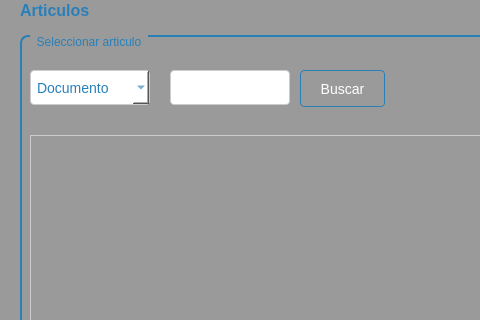
First picture: the form in Sistema de ventas/ui/FrmBuscarArticuloVentas.ui, repository CodeDrTech/DevelopPython, before the edit; both pictures show x 0 to 480 and y 0 to 320 of the 697 by 556 pixel window.
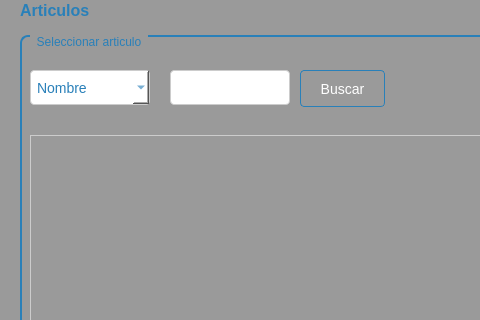
Second picture: the form after the edit.

Diff of the .ui file:
```diff
--- a/Sistema de ventas/ui/FrmBuscarArticuloVentas.ui
+++ b/Sistema de ventas/ui/FrmBuscarArticuloVentas.ui
@@ -116,7 +116,7 @@
      </property>
      <item>
       <property name="text">
-       <string>Documento</string>
+       <string>Nombre</string>
       </property>
      </item>
      <item>
```
Left out of the diff: 4 changed lines with no effect on the pictures.
